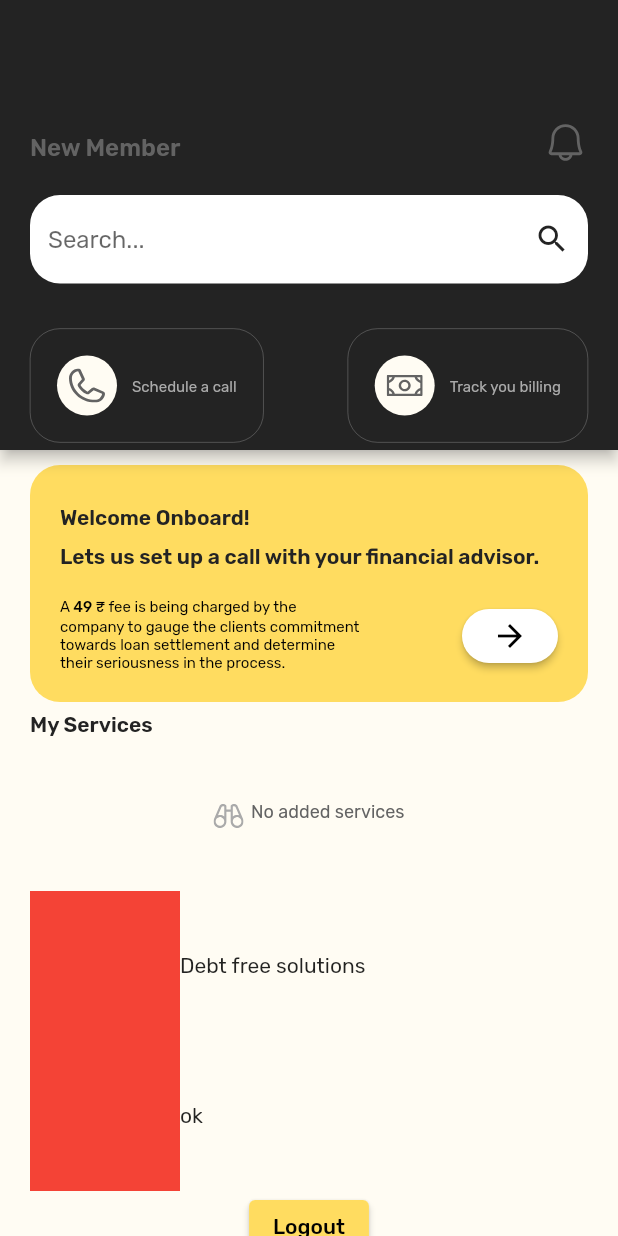
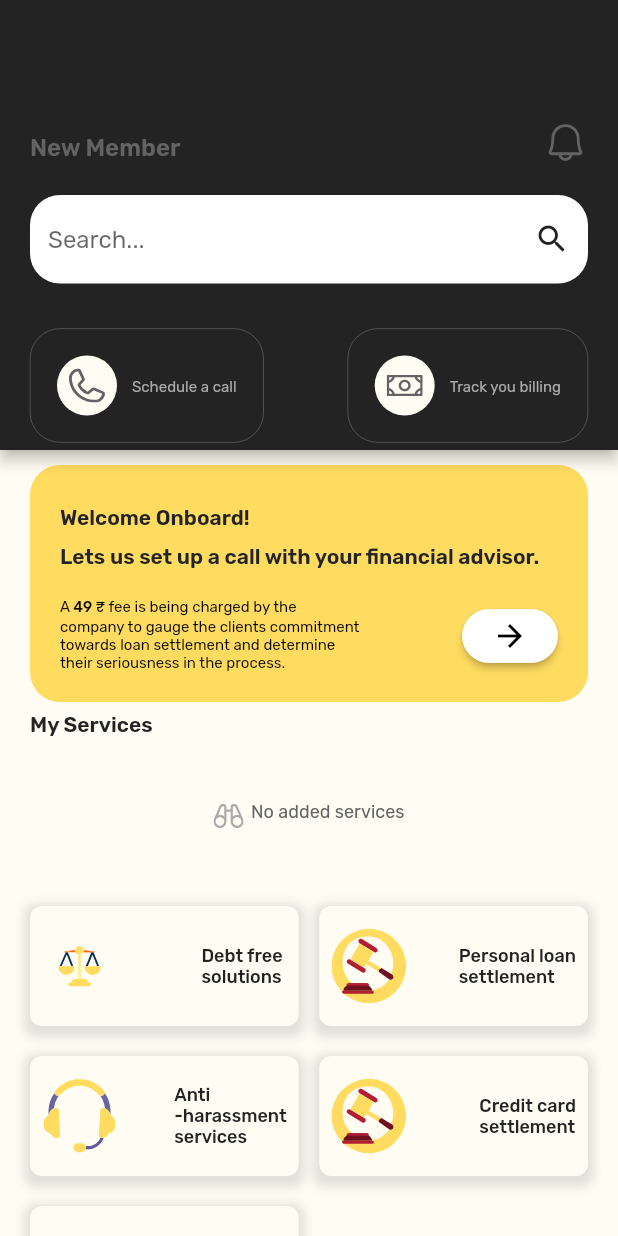
Before and after one commit to Huzaifa-Tawab/settleLoansApp, a Flutter app: the ClientHome screen opened directly, on a phone screen of 412 x 824 dp. Run offline on Flutter 3.47's test engine with Material 2 defaults, Android fonts, the phone set to English and light mode, and no system bars; our stand-ins replace cloud_firestore, firebase_auth, firebase_core, flutter_svg, google_fonts, google_sign_in and 1 more; missing offline and left inert: booking_calendar; accounts and stored records are empty.

Commit message:
making boxes

```diff
--- a/lib/Components/icons.dart
+++ b/lib/Components/icons.dart
@@ -25,3 +25,23 @@ final Widget IconNothing = SvgPicture.asset(
   'assets/nothing.svg',
   semanticsLabel: 'Nothing Icon',
 );
+final Widget Test = SvgPicture.asset(
+  'assets/test.svg',
+  semanticsLabel: 'Nothing Icon',
+);
+final Widget IconHaressment = SvgPicture.asset(
+  'assets/anti-harrasment.svg',
+  semanticsLabel: 'Harrasment Icon',
+);
+final Widget Iconsettlement = SvgPicture.asset(
+  'assets/settlement.svg',
+  semanticsLabel: 'settlement Icon',
+);
+final Widget Iconcreditcard = SvgPicture.asset(
+  'assets/credit-card.svg',
+  semanticsLabel: 'Nothing Icon',
+);
+final Widget Iconfile = SvgPicture.asset(
+  'assets/file.svg',
+  semanticsLabel: 'file Icon',
+);
--- a/lib/Constrains/iconbuton.dart
+++ b/lib/Constrains/iconbuton.dart
@@ -1,21 +1,47 @@
 import 'package:flutter/material.dart';
+import 'package:settle_loans/Components/icons.dart';
+import 'package:settle_loans/Constrains/textstyles.dart';
 
 class KIconButton extends StatelessWidget {
   String title;
   Function onPressed;
-  String Img;
-   KIconButton({super.key ,required this.title,required this.onPressed, required this.Img});
+  Widget Img;
+  KIconButton(
+      {super.key,
+      required this.title,
+      required this.onPressed,
+      required this.Img});
 
   @override
   Widget build(BuildContext context) {
     return InkWell(
       onTap: onPressed(),
       child: Container(
-        child: Row(children: [
-
-        Container(color: Colors.red, width: 100,height: 100,),
-         Text(title),
-        ],),
+        padding: const EdgeInsets.all(8),
+        height: 80,
+        width: MediaQuery.of(context).size.width / 2.3,
+        decoration: BoxDecoration(
+          borderRadius: BorderRadius.circular(8),
+          color: const Color(0xffFFFCF3),
+          boxShadow: [
+            BoxShadow(
+              color: Colors.grey.withOpacity(0.3),
+              spreadRadius: 4,
+              blurRadius: 5,
+              offset: const Offset(0, 3), // changes position of shadow
+            ),
+          ],
+        ),
+        child: Row(
+          mainAxisAlignment: MainAxisAlignment.spaceBetween,
+          children: [
+            SizedBox(height: 50, width: 50, child: Img),
+            Text(
+              title,
+              style: LabelTextStyle3(),
+            ),
+          ],
+        ),
       ),
     );
   }
--- a/lib/Constrains/textstyles.dart
+++ b/lib/Constrains/textstyles.dart
@@ -4,7 +4,7 @@ import 'package:google_fonts/google_fonts.dart';
 // Primary Text Style
 TextStyle PrimaryTextStyle() {
   return TextStyle(
-    color: Color(0xFF232323),
+    color: const Color(0xFF232323),
     fontSize: 14,
     fontFamily: GoogleFonts.rubik().fontFamily,
     fontWeight: FontWeight.w600,
@@ -25,7 +25,7 @@ TextStyle HeadingTextStyle1() {
 
 TextStyle HeadingTextStyle2() {
   return TextStyle(
-    color: Color(0xFF232323),
+    color: const Color(0xFF232323),
     fontSize: 20,
     fontFamily: GoogleFonts.poppins().fontFamily,
     fontWeight: FontWeight.w600,
@@ -46,7 +46,7 @@ TextStyle HeadingTextStyle3() {
 
 TextStyle ParaTextStyle1() {
   return TextStyle(
-    color: Color(0xFF636363),
+    color: const Color(0xFF636363),
     fontSize: 16,
     fontFamily: GoogleFonts.rubik().fontFamily,
     fontWeight: FontWeight.w400,
@@ -57,7 +57,7 @@ TextStyle ParaTextStyle1() {
 // TextField Labels Text Style
 TextStyle LabelTextStyle1() {
   return TextStyle(
-    color: Color(0xFF636363),
+    color: const Color(0xFF636363),
     fontSize: 16,
     fontFamily: GoogleFonts.rubik().fontFamily,
     fontWeight: FontWeight.w600,
@@ -67,10 +67,19 @@ TextStyle LabelTextStyle1() {
 
 TextStyle LabelTextStyle2() {
   return TextStyle(
-    color: Color(0xFF636363),
+    color: const Color(0xFF636363),
     fontSize: 12,
     fontFamily: GoogleFonts.rubik().fontFamily,
     fontWeight: FontWeight.w400,
     height: 0.18,
   );
 }
+
+TextStyle LabelTextStyle3() {
+  return TextStyle(
+    color: const Color(0xFF232323),
+    fontSize: 12,
+    fontFamily: GoogleFonts.rubik().fontFamily,
+    fontWeight: FontWeight.w500,
+  );
+}
--- a/lib/Screens/Client/client_home.dart
+++ b/lib/Screens/Client/client_home.dart
@@ -39,8 +39,8 @@ class _ClientHomeState extends State<ClientHome> {
   }
 
   Schedule_A_Call_Handler() {
-    Navigator.push(
-        context, MaterialPageRoute(builder: ((context) => ScheduleACall())));
+    Navigator.push(context,
+        MaterialPageRoute(builder: ((context) => const ScheduleACall())));
   }
 
   LogoutHandler() {
@@ -49,7 +49,7 @@ class _ClientHomeState extends State<ClientHome> {
       RemoveStoreData('userDetails');
       Navigator.pushAndRemoveUntil(
           context,
-          MaterialPageRoute(builder: (context) => LoginScreen()),
+          MaterialPageRoute(builder: (context) => const LoginScreen()),
           (Route<dynamic> route) => false);
     });
   }
@@ -72,14 +72,14 @@ class _ClientHomeState extends State<ClientHome> {
   Widget build(BuildContext context) {
     return Scaffold(
         appBar: PreferredSize(
-          preferredSize: Size.fromHeight(300),
+          preferredSize: const Size.fromHeight(300),
           child: AppBar(
             backgroundColor: Black,
             flexibleSpace: Padding(
               padding: const EdgeInsets.symmetric(horizontal: 20),
               child: Column(
                 children: [
-                  SizedBox(
+                  const SizedBox(
                     height: 80,
                   ),
                   Row(
@@ -105,7 +105,7 @@ class _ClientHomeState extends State<ClientHome> {
                       )
                     ],
                   ),
-                  SizedBox(
+                  const SizedBox(
                     height: 20,
                   ),
                   TextField(
@@ -115,7 +115,7 @@ class _ClientHomeState extends State<ClientHome> {
                       hintText: 'Search...',
                       // Add a clear button to the search bar
                       suffixIcon: IconButton(
-                        icon: Icon(
+                        icon: const Icon(
                           Icons.search,
                           color: Black,
                         ),
@@ -129,7 +129,7 @@ class _ClientHomeState extends State<ClientHome> {
                       ),
                     ),
                   ),
-                  SizedBox(
+                  const SizedBox(
                     height: 30,
                   ),
                   Row(
@@ -137,11 +137,11 @@ class _ClientHomeState extends State<ClientHome> {
                     children: [
                       ButtonWithIcon(
                         leading: Container(
-                          padding: EdgeInsets.all(8),
-                          margin: EdgeInsets.only(right: 10),
+                          padding: const EdgeInsets.all(8),
+                          margin: const EdgeInsets.only(right: 10),
                           width: 40,
                           height: 40,
-                          decoration: ShapeDecoration(
+                          decoration: const ShapeDecoration(
                             color: Color(0xFFFFFCF3),
                             shape: OvalBorder(),
                           ),
@@ -152,17 +152,17 @@ class _ClientHomeState extends State<ClientHome> {
                         fontSize: 10,
                         borderWidth: 0.2,
                         radius: 20,
-                        textColor: Color(0xFFAAAAAA),
+                        textColor: const Color(0xFFAAAAAA),
                         onPressed: Schedule_A_Call_Handler,
                         color: Colors.transparent,
                       ),
                       ButtonWithIcon(
                         leading: Container(
-                          padding: EdgeInsets.all(8),
-                          margin: EdgeInsets.only(right: 10),
+                          padding: const EdgeInsets.all(8),
+                          margin: const EdgeInsets.only(right: 10),
                           width: 40,
                           height: 40,
-                          decoration: ShapeDecoration(
+                          decoration: const ShapeDecoration(
                             color: Color(0xFFFFFCF3),
                             shape: OvalBorder(),
                           ),
@@ -173,7 +173,7 @@ class _ClientHomeState extends State<ClientHome> {
                         fontSize: 10,
                         borderWidth: 0.2,
                         radius: 20,
-                        textColor: Color(0xFFAAAAAA),
+                        textColor: const Color(0xFFAAAAAA),
                         onPressed: () {},
                         color: Colors.transparent,
                       )
@@ -189,13 +189,13 @@ class _ClientHomeState extends State<ClientHome> {
             padding: const EdgeInsets.symmetric(horizontal: 20),
             child: Column(
               children: <Widget>[
-                SizedBox(
+                const SizedBox(
                   height: 10,
                 ),
                 Container(
-                  padding: EdgeInsets.all(20),
+                  padding: const EdgeInsets.all(20),
                   decoration: ShapeDecoration(
-                    color: Color(0xFFFFDC60),
+                    color: const Color(0xFFFFDC60),
                     shape: RoundedRectangleBorder(
                       borderRadius: BorderRadius.circular(20),
                     ),
@@ -211,7 +211,7 @@ class _ClientHomeState extends State<ClientHome> {
                         "Lets us set up a call with your financial advisor.",
                         style: PrimaryTextStyle(),
                       ),
-                      SizedBox(
+                      const SizedBox(
                         height: 15,
                       ),
                       Row(
@@ -260,15 +260,17 @@ class _ClientHomeState extends State<ClientHome> {
                           ),
                           ElevatedButton(
                             onPressed: () {
-                                   Navigator.push(
-                context,
-                MaterialPageRoute(builder: (context) => Paymentgateway()),
-              );
+                              Navigator.push(
+                                context,
+                                MaterialPageRoute(
+                                    builder: (context) =>
+                                        const Paymentgateway()),
+                              );
                             },
-                            child: Icon(Icons.arrow_forward),
                             style: ElevatedButton.styleFrom(
                                 backgroundColor: Colors.white,
-                                shape: StadiumBorder()),
+                                shape: const StadiumBorder()),
+                            child: const Icon(Icons.arrow_forward),
                           )
                         ],
                       )
@@ -284,7 +286,7 @@ class _ClientHomeState extends State<ClientHome> {
                 ),
                 // Horizontal Scroll Container
                 myServices
-                    ? Container(
+                    ? const SizedBox(
                         height: 100, // Adjust the height as needed
                         child: SingleChildScrollView(
                           scrollDirection: Axis.horizontal,
@@ -293,14 +295,14 @@ class _ClientHomeState extends State<ClientHome> {
                           ),
                         ),
                       )
-                    : Container(
+                    : SizedBox(
                         height: 100, // Adjust the height as needed
                         child: Row(
                           mainAxisAlignment: MainAxisAlignment.center,
                           crossAxisAlignment: CrossAxisAlignment.center,
                           children: <Widget>[
                             IconNothing,
-                            SizedBox(
+                            const SizedBox(
                               width: 5,
                             ),
                             Text(
@@ -311,9 +313,56 @@ class _ClientHomeState extends State<ClientHome> {
                         ),
                       ),
 
-                     KIconButton(title: 'Debt free solutions', onPressed: (){}, Img: ''),
-                     KIconButton(title: 'ok', onPressed: (){}, Img: ''),
-                ElevatedButton(onPressed: LogoutHandler, child: Text('Logout')),
+                const SizedBox(
+                  height: 10,
+                ),
+                Row(
+                  mainAxisAlignment: MainAxisAlignment.spaceBetween,
+                  children: [
+                    KIconButton(
+                        title: 'Debt free \nsolutions',
+                        onPressed: () {},
+                        Img: Test),
+                    KIconButton(
+                      title: 'Personal loan\nsettlement',
+                      onPressed: () {},
+                      Img: Iconsettlement,
+                    ),
+                  ],
+                ),
+                const SizedBox(
+                  height: 20,
+                ),
+                Row(
+                  mainAxisAlignment: MainAxisAlignment.spaceBetween,
+                  children: [
+                    KIconButton(
+                        title: 'Anti\n-harassment\nservices',
+                        onPressed: () {},
+                        Img: IconHaressment),
+                    KIconButton(
+                      title: 'Credit card\nsettlement',
+                      onPressed: () {},
+                      Img: Iconsettlement,
+                    ),
+                  ],
+                ),
+                const SizedBox(
+                  height: 20,
+                ),
+                Row(
+                  mainAxisAlignment: MainAxisAlignment.spaceBetween,
+                  children: [
+                    KIconButton(
+                      title: 'Settlement &\nforeclosure',
+                      onPressed: () {},
+                      Img: Iconfile,
+                    ),
+                  ],
+                ),
+
+                ElevatedButton(
+                    onPressed: LogoutHandler, child: const Text('Logout')),
               ],
             ),
           ),
```
Also changed, not shown: assets/anti-harrasment.svg (added), assets/credit-card.svg (added), assets/file.svg (added), assets/settlement.svg (added), assets/test.svg (added).
